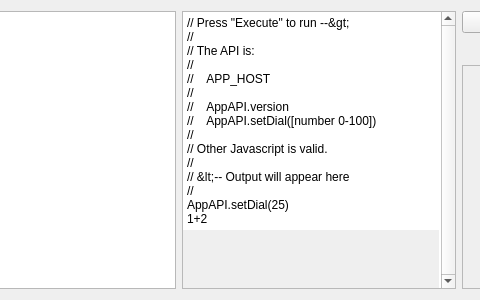
follower/qtjs-test, file qtjs-test/mainwindow.ui: the form before one commit; both pictures show x 110 to 590 and y 0 to 300 of the 707 by 300 pixel window.
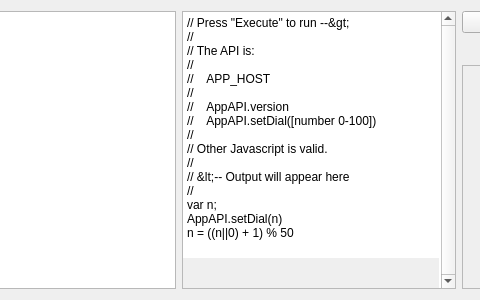
The form after the commit.

Commit message: Update the demo to enable demo of "Repeat" functionality.

What changed in the file:
```diff
--- a/qtjs-test/mainwindow.ui
+++ b/qtjs-test/mainwindow.ui
@@ -43,8 +43,10 @@
 //
 // &lt;-- Output will appear here
 //
-AppAPI.setDial(25)
-1+2</string>
+var n;
+AppAPI.setDial(n)
+n = ((n||0) + 1) % 50
+</string>
         </property>
         <property name="backgroundVisible">
          <bool>true</bool>
```
